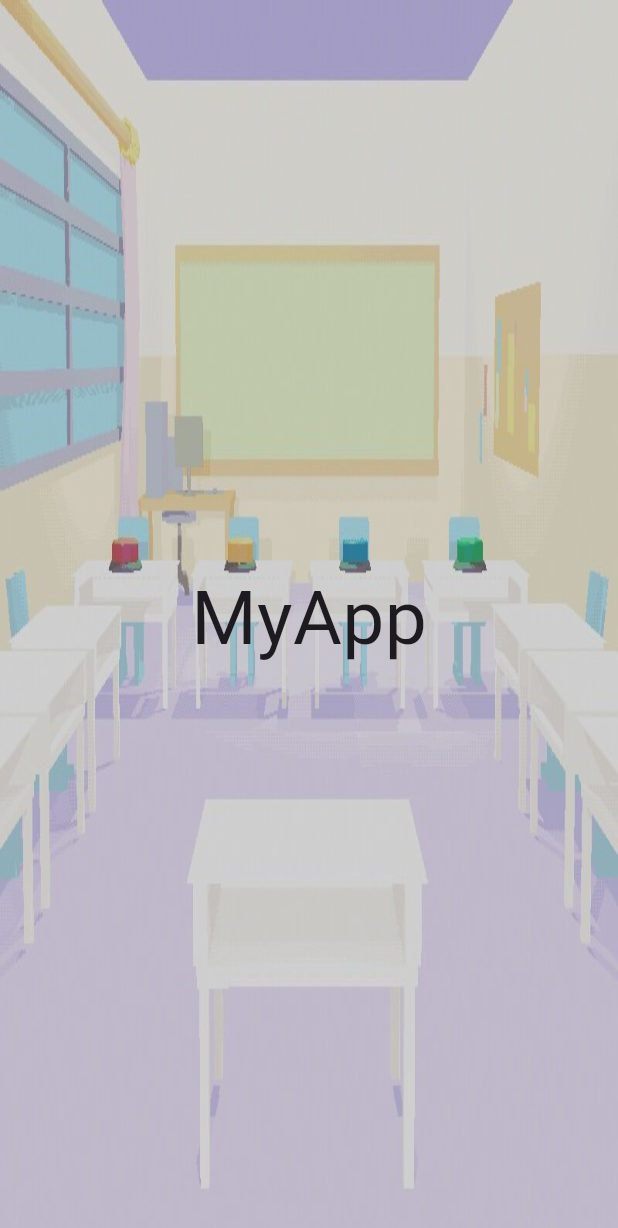
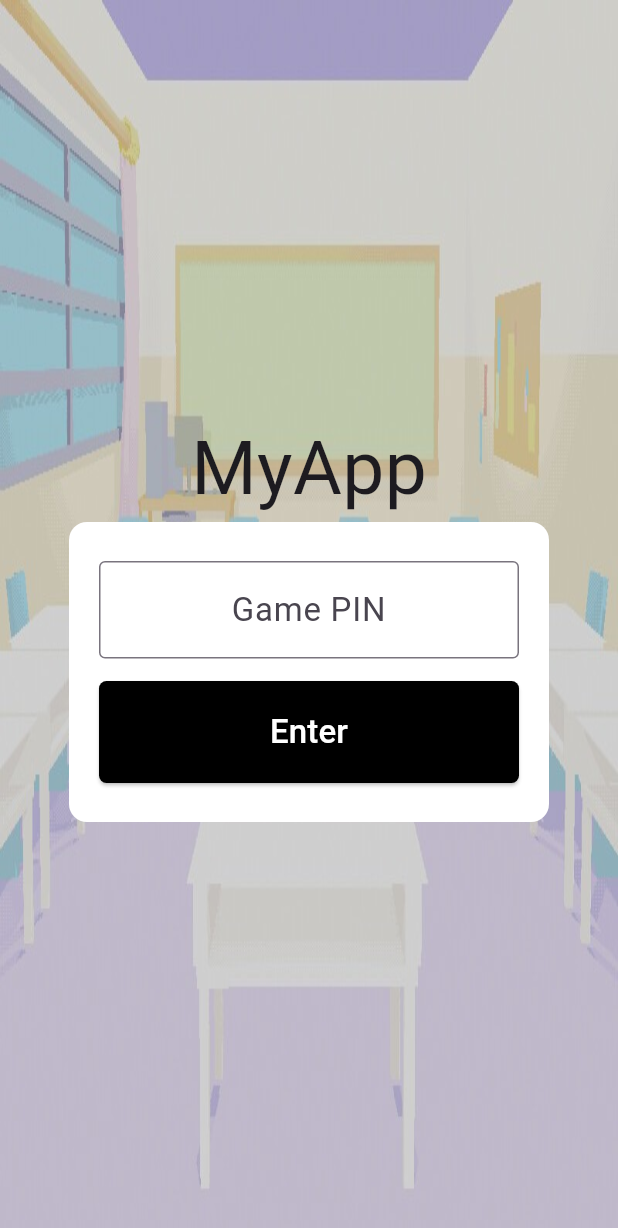
Before and after one commit to VrutiPatel102/kahoot, a Flutter app: the JoinQuiz screen opened by its route, on a phone screen of 412 x 824 dp. Shown: the top 1228 px of the screen. Run offline on Flutter 3.47's test engine with Material 3 defaults, Android fonts, the phone set to English and light mode, and no system bars; our stand-ins replace get.

Commit message:
changes in join quiz file

```diff
--- a/lib/views/join_quiz/join_quiz.dart
+++ b/lib/views/join_quiz/join_quiz.dart
@@ -1,6 +1,7 @@
 import 'package:flutter/material.dart';
 import 'package:get/get.dart';
 import 'package:kahoot_app/constants/app.dart';
+import 'package:kahoot_app/constants/app_colors.dart';
 import 'package:kahoot_app/views/join_quiz/join_controller.dart';
 
 class JoinQuiz extends GetView<JoinController> {
@@ -15,7 +16,56 @@ class JoinQuiz extends GetView<JoinController> {
     return AppBackground(
       child: Column(
         mainAxisAlignment: MainAxisAlignment.center,
-        children: [Text("MyApp", style: TextStyle(fontSize: 50))],
+        children: [
+          Text("MyApp", style: TextStyle(fontSize: 50)),
+          _container(),
+        ],
+      ),
+    );
+  }
+
+  Widget _container() {
+    return Container(
+      padding: const EdgeInsets.all(20),
+      height: 200,
+      width: 320,
+      decoration: BoxDecoration(
+        color: AppColors().white,
+        borderRadius: BorderRadius.circular(12),
+      ),
+      child: Column(
+        mainAxisAlignment: MainAxisAlignment.center,
+        children: [
+          TextField(
+            // controller: controller.pinController,
+            textAlign: TextAlign.center,
+            decoration: const InputDecoration(
+              hintText: 'Game PIN',
+              hintStyle: TextStyle(fontSize: 22),
+              border: OutlineInputBorder(),
+            ),
+            keyboardType: TextInputType.number,
+          ),
+          const SizedBox(height: 15),
+          SizedBox(
+            width: double.infinity,
+            child: ElevatedButton(
+              onPressed: () {},
+              // controller.onEnterPressed,
+              style: ElevatedButton.styleFrom(
+                backgroundColor: Colors.black,
+                minimumSize: Size.fromHeight(68),
+                shape: RoundedRectangleBorder(
+                  borderRadius: BorderRadiusGeometry.circular(5),
+                ),
+              ),
+              child: Text(
+                'Enter',
+                style: TextStyle(color: AppColors().white, fontSize: 22),
+              ),
+            ),
+          ),
+        ],
       ),
     );
   }
```
